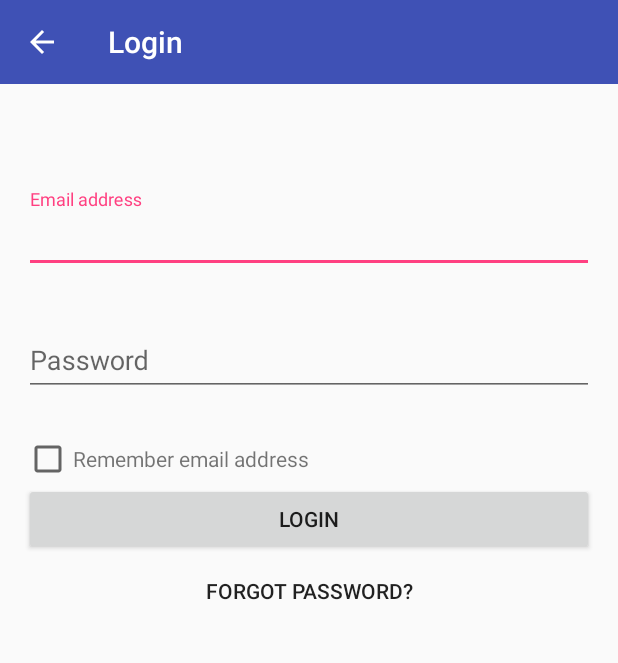
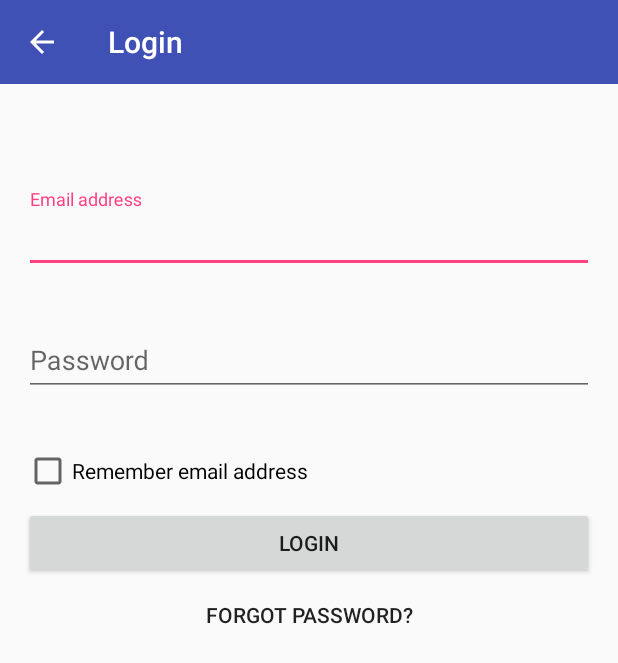
Before and after one commit to renatoi/LearningAndroidAccessibility, an Android app: the LoginActivity screen opened directly, with no data from a screen before it, on a phone screen of 412 x 824 dp. Shown: the top 663 px of the screen. Run offline under Robolectric (Android 15) with nearby library versions, the phone set to English and light mode, and no system bars.

Commit message:
solved exercise as recorded

```diff
--- a/app/src/main/res/layout/activity_login.xml
+++ b/app/src/main/res/layout/activity_login.xml
@@ -74,17 +74,11 @@
         android:layout_height="wrap_content"
         android:layout_marginLeft="@dimen/padding_l"
         android:layout_marginStart="@dimen/padding_l"
+        android:minHeight="@dimen/min_touch_size"
+        android:minWidth="@dimen/min_touch_size"
         app:layout_constraintTop_toBottomOf="@+id/login_password"
-        app:layout_constraintLeft_toLeftOf="parent"/>
-
-    <TextView
-        android:layout_width="wrap_content"
-        android:layout_height="0dp"
-        android:gravity="center"
-        android:text="@string/login_remember_email_address"
-        app:layout_constraintLeft_toRightOf="@+id/login_remember_checkbox"
-        app:layout_constraintTop_toBottomOf="@+id/login_password"
-        app:layout_constraintBottom_toTopOf="@+id/login_login_button"/>
+        app:layout_constraintLeft_toLeftOf="parent"
+        android:text="@string/login_remember_email_address"/>
 
     <android.support.v7.widget.AppCompatButton
         android:id="@+id/login_login_button"
--- a/app/src/main/res/values/dimens.xml
+++ b/app/src/main/res/values/dimens.xml
@@ -2,6 +2,7 @@
 <resources>
     <dimen name="avatar_image">52dp</dimen>
     <dimen name="min_touch_size">48dp</dimen>
+    <dimen name="min_touch_size_half">24dp</dimen>
     <dimen name="padding_m">10dp</dimen>
     <dimen name="padding_l">16dp</dimen>
     <dimen name="focus_border">2dp</dimen>
```
Also changed, not shown: app/src/main/res/layout/card_list_item.xml (+11 -0 lines).
